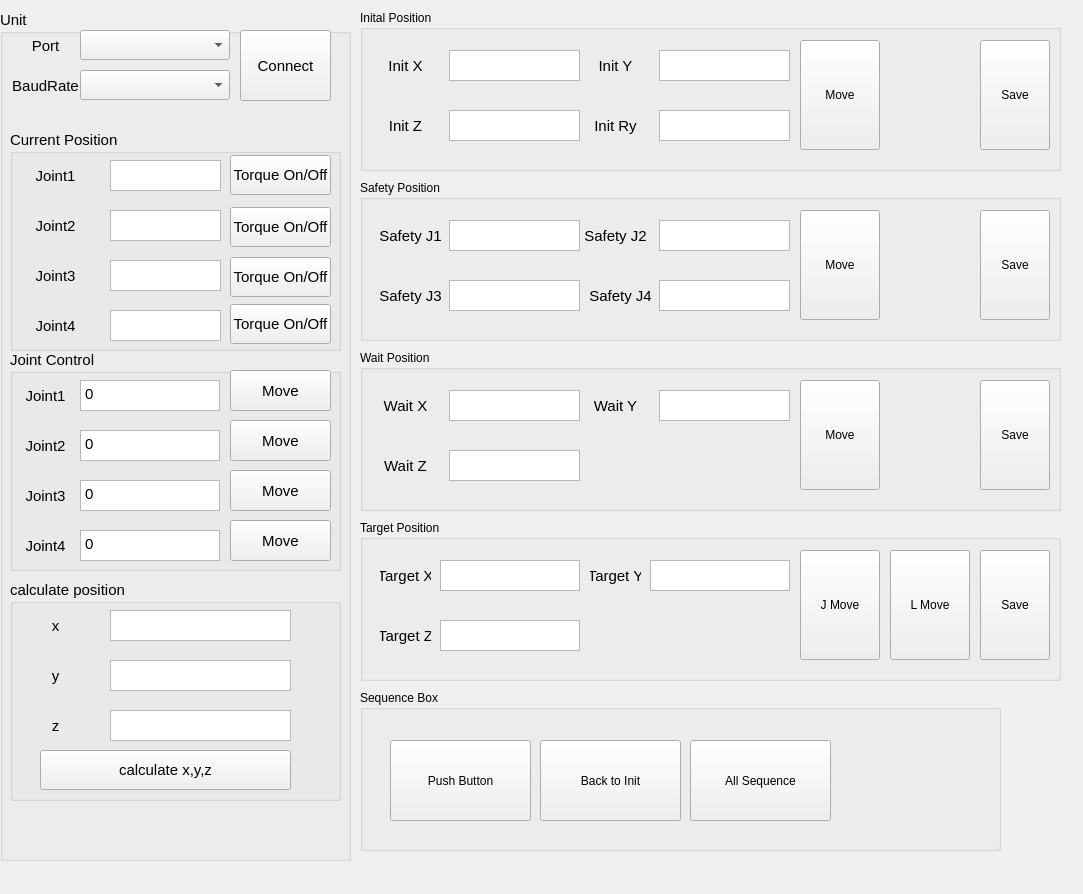
Before: the Qt Designer form src/jeus_ui/jr_main_form.ui in Code-YMJ/Maunpulator_Unit_Test, drawn with Qt 5.
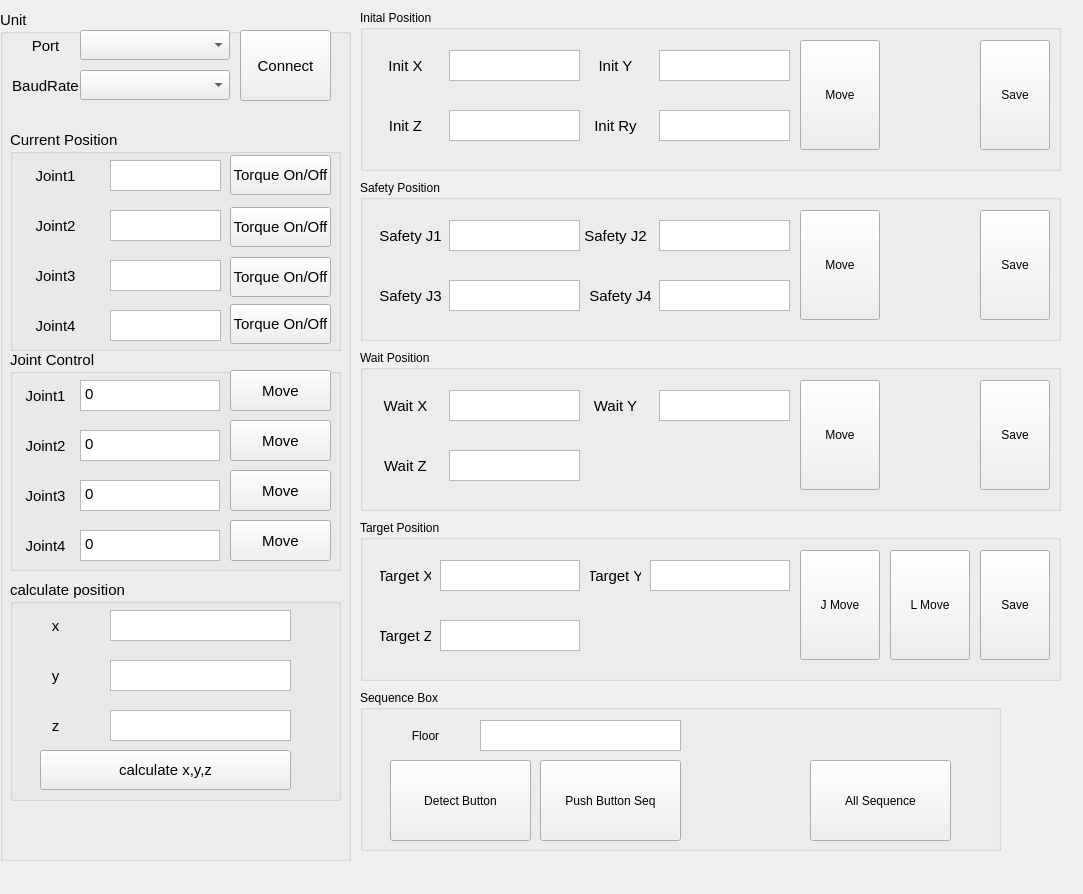
After: the same form once the commit is applied.

```diff
--- a/src/jeus_ui/jr_main_form.ui
+++ b/src/jeus_ui/jr_main_form.ui
@@ -601,33 +601,33 @@
      <property name="geometry">
       <rect>
        <x>30</x>
-       <y>50</y>
+       <y>70</y>
        <width>141</width>
        <height>81</height>
       </rect>
      </property>
      <property name="text">
-      <string>Push Button</string>
+      <string>Detect Button</string>
      </property>
     </widget>
     <widget class="QPushButton" name="btnSeq_Init">
      <property name="geometry">
       <rect>
        <x>180</x>
-       <y>50</y>
+       <y>70</y>
        <width>141</width>
        <height>81</height>
       </rect>
      </property>
      <property name="text">
-      <string>Back to Init</string>
+      <string>Push Button Seq</string>
      </property>
     </widget>
     <widget class="QPushButton" name="btnSeq_All">
      <property name="geometry">
       <rect>
-       <x>330</x>
-       <y>50</y>
+       <x>450</x>
+       <y>70</y>
        <width>141</width>
        <height>81</height>
       </rect>
@@ -636,6 +636,32 @@
       <string>All Sequence</string>
      </property>
     </widget>
+    <widget class="QPlainTextEdit" name="tbFloor">
+     <property name="geometry">
+      <rect>
+       <x>120</x>
+       <y>30</y>
+       <width>201</width>
+       <height>31</height>
+      </rect>
+     </property>
+    </widget>
+    <widget class="QLabel" name="lbCurrent_Z_2">
+     <property name="geometry">
+      <rect>
+       <x>30</x>
+       <y>30</y>
+       <width>71</width>
+       <height>31</height>
+      </rect>
+     </property>
+     <property name="text">
+      <string>Floor</string>
+     </property>
+     <property name="alignment">
+      <set>Qt::AlignCenter</set>
+     </property>
+    </widget>
    </widget>
    <widget class="QGroupBox" name="gbInitParam">
     <property name="geometry">
```
Left out of the diff: 24 changed lines with no effect on the pictures.
